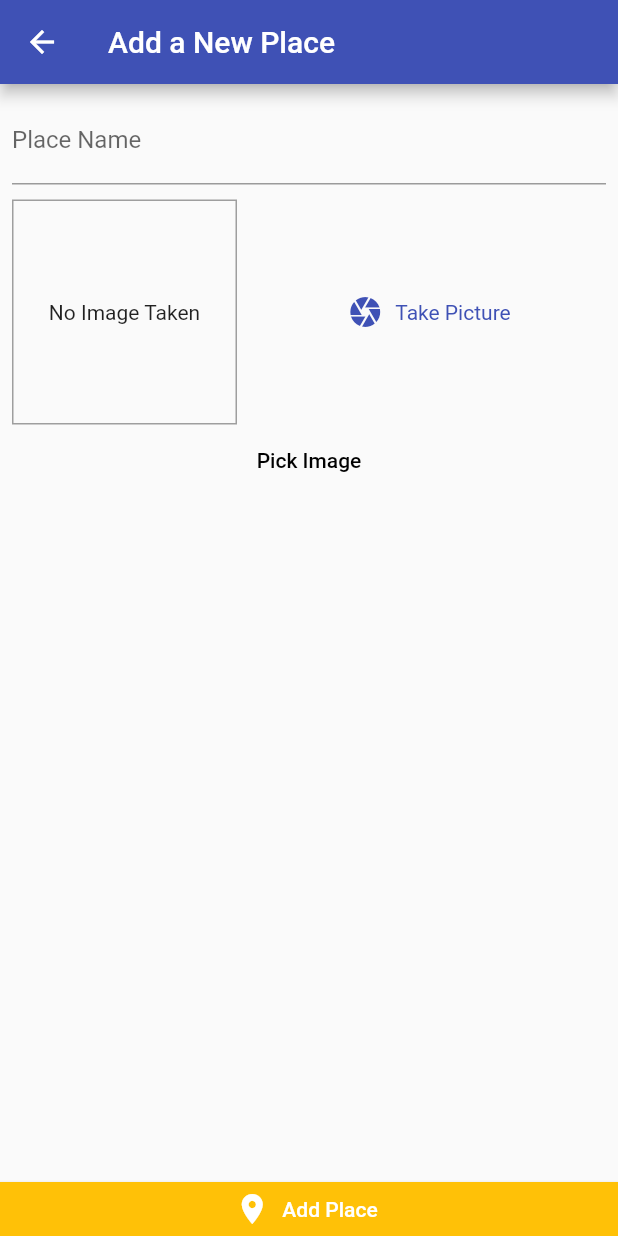
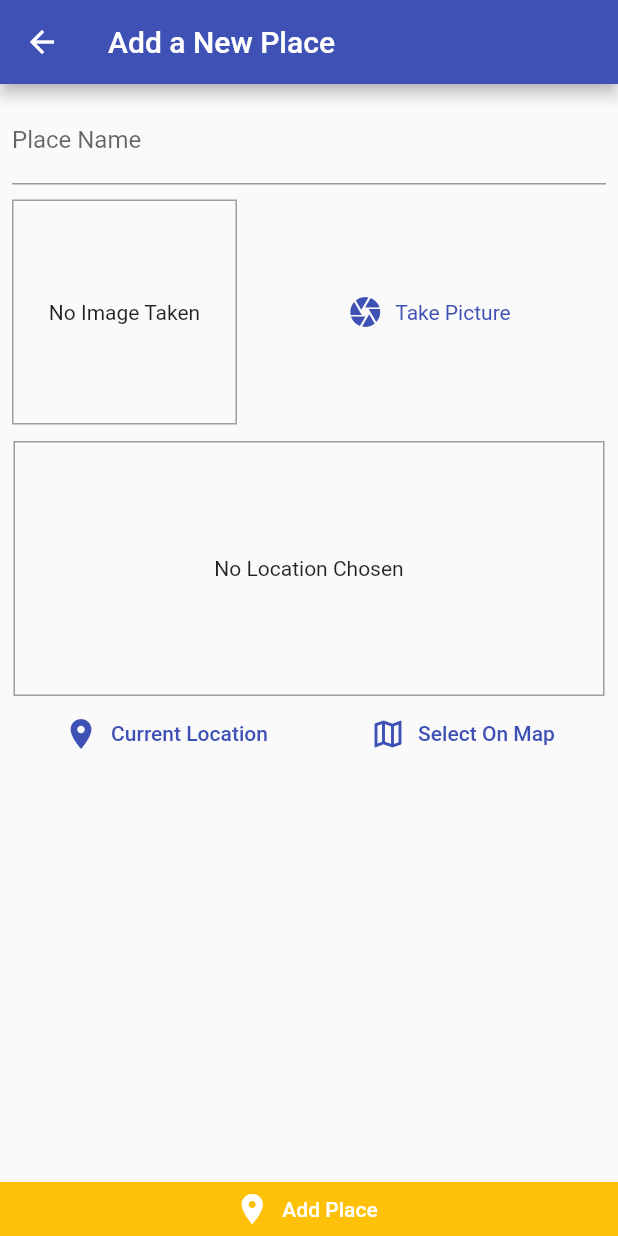
Before and after one commit to kapiljhajhria/my_fav_places, a Flutter app: the AddPlaceScreen screen opened by its route, on a phone screen of 412 x 824 dp. Run offline on Flutter 3.47's test engine with Material 2 defaults, Android fonts, the light colour scheme and no system bars; our stand-ins replace image_picker, location, sqflite; accounts and stored records are empty.

Commit message:
location input widget created & printing loc

```diff
--- a/lib/screens/add_place_screen.dart
+++ b/lib/screens/add_place_screen.dart
@@ -3,6 +3,7 @@ import 'dart:io';
 import 'package:flutter/material.dart';
 import 'package:my_fav_places/providers/great_places.dart';
 import 'package:my_fav_places/widgets/image_input.dart';
+import 'package:my_fav_places/widgets/location_input.dart';
 import 'package:provider/provider.dart';
 
 class AddPlaceScreen extends StatefulWidget {
@@ -75,16 +76,15 @@ class _AddPlaceScreenState extends State<AddPlaceScreen> {
                     ImageInput(
                       onSelectImage: _selectImage,
                     ),
-                  TextButton(
-                      onPressed: () {},
-                      child: const Text(
-                        "Pick Image",
-                        style: TextStyle(color: Colors.black),
-                      ))
+                    const SizedBox(
+                      height: 10,
+                    ),
+                    LocationInput(),
                   ],
                 ),
               ),
-          )),
+            ),
+          ),
           ElevatedButton.icon(
             style: ButtonStyle(
                 shape: MaterialStateProperty.all<RoundedRectangleBorder>(
@@ -98,7 +98,7 @@ class _AddPlaceScreenState extends State<AddPlaceScreen> {
             icon: const Icon(Icons.place),
             onPressed: _savePlace,
             label: const Text("Add Place"),
-          )
+          ),
         ],
       ),
     );
--- /dev/null
+++ b/lib/widgets/location_input.dart
@@ -0,0 +1,66 @@
+import 'package:flutter/material.dart';
+import 'package:location/location.dart';
+
+class LocationInput extends StatefulWidget {
+  @override
+  _LocationInputState createState() => _LocationInputState();
+}
+
+class _LocationInputState extends State<LocationInput> {
+  String? _previewImageUrl;
+
+  Future<void> getCurrentLocation() async {
+    final locationData = await Location().getLocation();
+    print(locationData.accuracy);
+    print(locationData.longitude);
+    print(locationData.latitude);
+  }
+
+  @override
+  Widget build(BuildContext context) {
+    return Column(
+      children: [
+        Container(
+          margin: const EdgeInsets.all(1),
+          alignment: Alignment.center,
+          height: 170,
+          width: double.infinity,
+          decoration: BoxDecoration(border: Border.all(color: Colors.grey)),
+          child: _previewImageUrl == null
+              ? const Text(
+                  'No Location Chosen',
+                  textAlign: TextAlign.center,
+                )
+              : Image.network(
+                  _previewImageUrl!,
+                  width: double.infinity,
+                  fit: BoxFit.cover,
+                ),
+        ),
+        Row(
+          mainAxisAlignment: MainAxisAlignment.spaceAround,
+          children: [
+            TextButton.icon(
+              style: ButtonStyle(
+                foregroundColor: MaterialStateProperty.resolveWith(
+                    (states) => Theme.of(context).primaryColor),
+              ),
+              onPressed: getCurrentLocation,
+              icon: const Icon(Icons.location_on),
+              label: const Text('Current Location'),
+            ),
+            TextButton.icon(
+              style: ButtonStyle(
+                foregroundColor: MaterialStateProperty.resolveWith(
+                    (states) => Theme.of(context).primaryColor),
+              ),
+              onPressed: () {},
+              icon: const Icon(Icons.map_outlined),
+              label: const Text('Select On Map'),
+            )
+          ],
+        )
+      ],
+    );
+  }
+}
```
Lines whose indentation alone changed are shown as unchanged.
